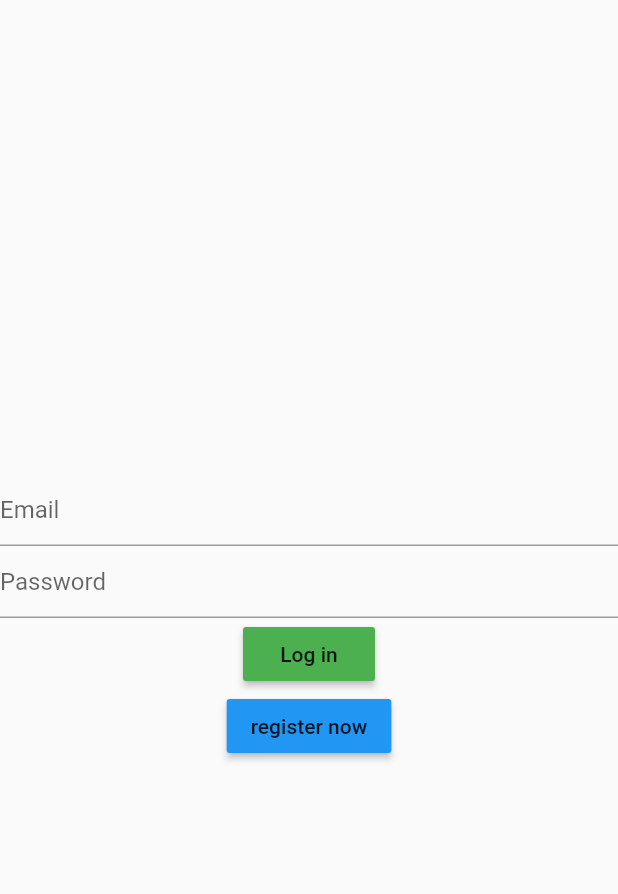
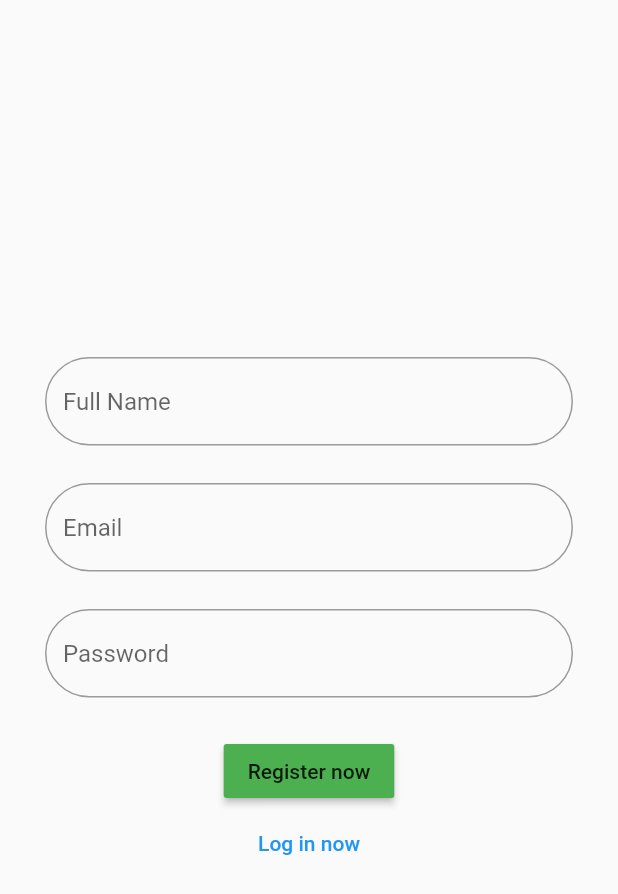
Before and after one commit to SaifIvnaAlam/Firebase-Chat-Application, a Flutter app: the screen it shows after launch, after a tap on "register now", on a phone screen of 412 x 824 dp. Shown: the top 894 px of the screen. Run offline on Flutter 3.47's test engine with Material 2 defaults, Android fonts, the phone set to English and light mode, and no system bars; our stand-ins replace firebase_auth, firebase_core, shared_preferences; accounts and stored records are empty.

Commit message:
added : register page

```diff
--- /dev/null
+++ b/lib/helper/widgets.dart
@@ -0,0 +1,19 @@
+import 'package:flutter/material.dart';
+
+void nextScreen(context, page) {
+  Navigator.push(
+    context,
+    MaterialPageRoute(
+      builder: ((context) => page),
+    ),
+  );
+}
+
+void nextScreenReplace(context, page) {
+  Navigator.pushReplacement(
+    context,
+    MaterialPageRoute(
+      builder: ((context) => page),
+    ),
+  );
+}
--- a/lib/pages/auth_page/Login_page.dart
+++ b/lib/pages/auth_page/Login_page.dart
@@ -1,3 +1,5 @@
+import 'package:chat_app/helper/widgets.dart';
+import 'package:chat_app/pages/auth_page/reg_page.dart';
 import 'package:flutter/material.dart';
 
 class LoginPage extends StatefulWidget {
@@ -15,14 +17,21 @@ class _LoginPageState extends State<LoginPage> {
   @override
   Widget build(BuildContext context) {
     return Scaffold(
-        body: Center(
+        body: Padding(
+      padding: const EdgeInsets.all(30),
+      child: Center(
         child: Form(
           key: formkey,
           child: Column(
             mainAxisAlignment: MainAxisAlignment.center,
             children: [
               TextFormField(
-              decoration: InputDecoration(hintText: "Email"),
+                decoration: InputDecoration(
+                  hintText: "Email",
+                  border: OutlineInputBorder(
+                    borderRadius: BorderRadius.circular(30),
+                  ),
+                ),
                 onChanged: (value) {
                   setState(
                     () {
@@ -39,9 +48,17 @@ class _LoginPageState extends State<LoginPage> {
                       : "Please Enter a valid Email";
                 },
               ),
+              const SizedBox(
+                height: 25,
+              ),
               TextFormField(
                 obscureText: true,
-              decoration: const InputDecoration(hintText: "Password"),
+                decoration: InputDecoration(
+                  hintText: "Password",
+                  border: OutlineInputBorder(
+                    borderRadius: BorderRadius.circular(30),
+                  ),
+                ),
                 onChanged: (value) {
                   setState(
                     () {
@@ -58,17 +75,26 @@ class _LoginPageState extends State<LoginPage> {
                   }
                 },
               ),
+              const SizedBox(
+                height: 25,
+              ),
               MaterialButton(
                 color: Colors.green,
                 onPressed: () {},
                 child: const Text("Log in"),
               ),
+              const SizedBox(
+                height: 25,
+              ),
               MaterialButton(
                 color: Colors.blue,
-              onPressed: () {},
+                onPressed: () {
+                  nextScreen(context, const RegisterPage());
+                },
                 child: const Text("register now"),
               )
             ],
+          ),
         ),
       ),
     ));
--- a/lib/pages/auth_page/reg_page.dart
+++ b/lib/pages/auth_page/reg_page.dart
@@ -0,0 +1,119 @@
+import 'package:chat_app/helper/widgets.dart';
+import 'package:chat_app/pages/auth_page/Login_page.dart';
+import 'package:flutter/material.dart';
+
+class RegisterPage extends StatefulWidget {
+  const RegisterPage({Key? key}) : super(key: key);
+
+  @override
+  State<RegisterPage> createState() => _RegisterPageState();
+}
+
+class _RegisterPageState extends State<RegisterPage> {
+  String email = '';
+  String password = '';
+  String fullName = '';
+  final formkey = GlobalKey<FormState>();
+  @override
+  Widget build(BuildContext context) {
+    return Scaffold(
+        body: Padding(
+      padding: const EdgeInsets.all(30),
+      child: Center(
+        child: Form(
+          key: formkey,
+          child: Column(
+            mainAxisAlignment: MainAxisAlignment.center,
+            children: [
+              TextFormField(
+                decoration: InputDecoration(
+                  hintText: "Full Name",
+                  border: OutlineInputBorder(
+                    borderRadius: BorderRadius.circular(30),
+                  ),
+                ),
+                onChanged: (value) {
+                  setState(
+                    () {
+                      fullName = value;
+                      print(fullName);
+                    },
+                  );
+                },
+                validator: (value) {
+                  return value!.isNotEmpty ? null : "Name Can not Be empty";
+                },
+              ),
+              const SizedBox(
+                height: 25,
+              ),
+              TextFormField(
+                decoration: InputDecoration(
+                  hintText: "Email",
+                  border: OutlineInputBorder(
+                    borderRadius: BorderRadius.circular(30),
+                  ),
+                ),
+                onChanged: (value) {
+                  setState(
+                    () {
+                      email = value;
+                      print(email);
+                    },
+                  );
+                },
+                validator: (value) {
+                  return RegExp(
+                              r"^[a-zA-Z0-9.a-zA-Z0-9.!#$%&'*+-/=?^_`{|}~]+@[a-zA-Z0-9]+\.[a-zA-Z]+")
+                          .hasMatch(value!)
+                      ? null
+                      : "Please Enter a valid Email";
+                },
+              ),
+              const SizedBox(
+                height: 25,
+              ),
+              TextFormField(
+                obscureText: true,
+                decoration: InputDecoration(
+                  hintText: "Password",
+                  border: OutlineInputBorder(
+                    borderRadius: BorderRadius.circular(30),
+                  ),
+                ),
+                onChanged: (value) {
+                  setState(
+                    () {
+                      password = value;
+                      print(password);
+                    },
+                  );
+                },
+                validator: (value) {
+                  if (value!.length < 6) {
+                    return "Password Must be at least 6";
+                  } else {
+                    return null;
+                  }
+                },
+              ),
+              const SizedBox(
+                height: 25,
+              ),
+              MaterialButton(
+                color: Colors.green,
+                onPressed: () {},
+                child: const Text("Register now"),
+              ),
+              TextButton(
+                  onPressed: () {
+                    nextScreen(context, const LoginPage());
+                  },
+                  child: const Text("Log in now"))
+            ],
+          ),
+        ),
+      ),
+    ));
+  }
+}
--- /dev/null
+++ b/lib/service/auth_service.dart
@@ -0,0 +1,5 @@
+import 'package:firebase_auth/firebase_auth.dart';
+
+class AuthService {
+  final FirebaseAuth firebaseAuth = FirebaseAuth.instance;
+}
```
Lines whose indentation alone changed are shown as unchanged.
